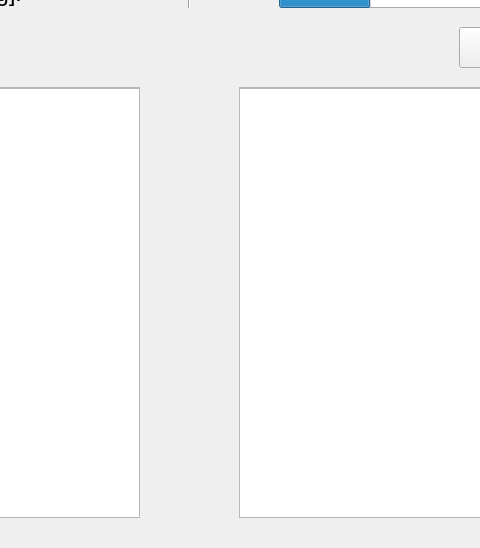
The window that CalorieCalculatorDesktop/CalorieCalculatorDesign.ui (Swagbrew/Calorie-and-nutrition-calculator) describes before a commit, drawn with Qt 5; both pictures show x 311 to 791 and y 303 to 851 of the 1001 by 851 pixel window.
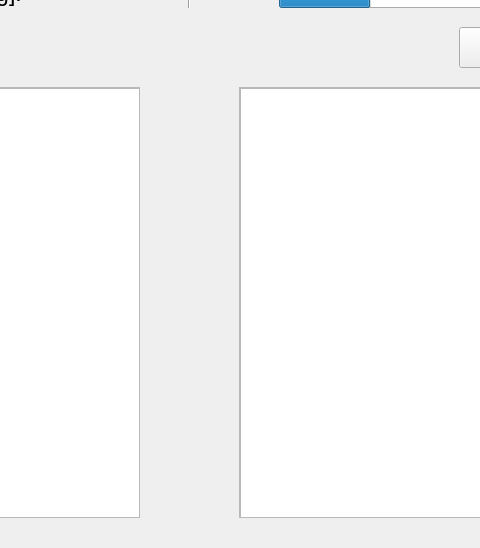
The same window after the commit.

Commit message: Inserting DataFrames into TableViews

```diff
--- a/CalorieCalculatorDesktop/CalorieCalculatorDesign.ui
+++ b/CalorieCalculatorDesktop/CalorieCalculatorDesign.ui
@@ -257,13 +257,13 @@
        <height>429</height>
       </rect>
      </property>
-     <widget class="QTableWidget" name="tableWidgetSelectedProducts">
+     <widget class="QTableView" name="tableViewSelectedProducts">
       <property name="geometry">
        <rect>
-        <x>-1</x>
+        <x>0</x>
         <y>0</y>
-        <width>431</width>
-        <height>481</height>
+        <width>421</width>
+        <height>431</height>
        </rect>
       </property>
      </widget>
```
Left out of the diff: 10 changed lines with no effect on the pictures. The commit also changes 22 other files.
